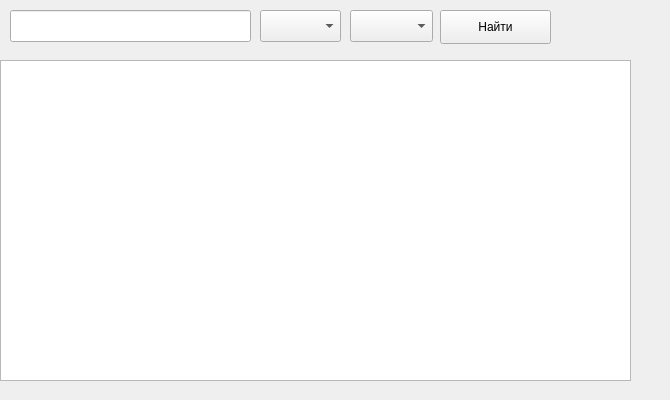
The window that SearchWin.ui (Traunquilizer/DB_UI) describes before a commit, drawn with Qt 5.
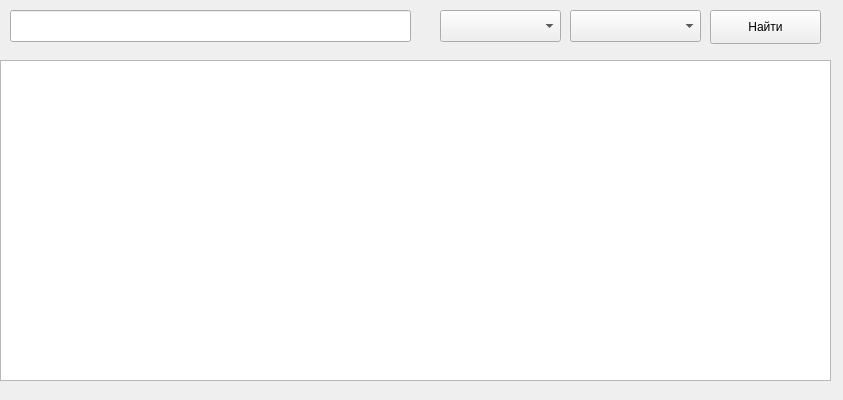
The same window after the commit.

```diff
--- a/SearchWin.ui
+++ b/SearchWin.ui
@@ -6,7 +6,7 @@
    <rect>
     <x>0</x>
     <y>0</y>
-    <width>670</width>
+    <width>843</width>
     <height>400</height>
    </rect>
   </property>
@@ -16,7 +16,7 @@
   <widget class="QPushButton" name="search_button">
    <property name="geometry">
     <rect>
-     <x>440</x>
+     <x>710</x>
      <y>10</y>
      <width>111</width>
      <height>34</height>
@@ -31,7 +31,7 @@
     <rect>
      <x>10</x>
      <y>10</y>
-     <width>241</width>
+     <width>401</width>
      <height>32</height>
     </rect>
    </property>
@@ -42,9 +42,9 @@
   <widget class="QComboBox" name="comboBox_search_by">
    <property name="geometry">
     <rect>
-     <x>260</x>
+     <x>440</x>
      <y>10</y>
-     <width>81</width>
+     <width>121</width>
      <height>32</height>
     </rect>
    </property>
@@ -55,9 +55,9 @@
   <widget class="QComboBox" name="comboBox_sort_by">
    <property name="geometry">
     <rect>
-     <x>350</x>
+     <x>570</x>
      <y>10</y>
-     <width>83</width>
+     <width>131</width>
      <height>32</height>
     </rect>
    </property>
@@ -70,10 +70,13 @@
     <rect>
      <x>0</x>
      <y>60</y>
-     <width>631</width>
+     <width>831</width>
      <height>321</height>
     </rect>
    </property>
+   <property name="wordWrap">
+    <bool>false</bool>
+   </property>
   </widget>
  </widget>
  <resources/>
```
